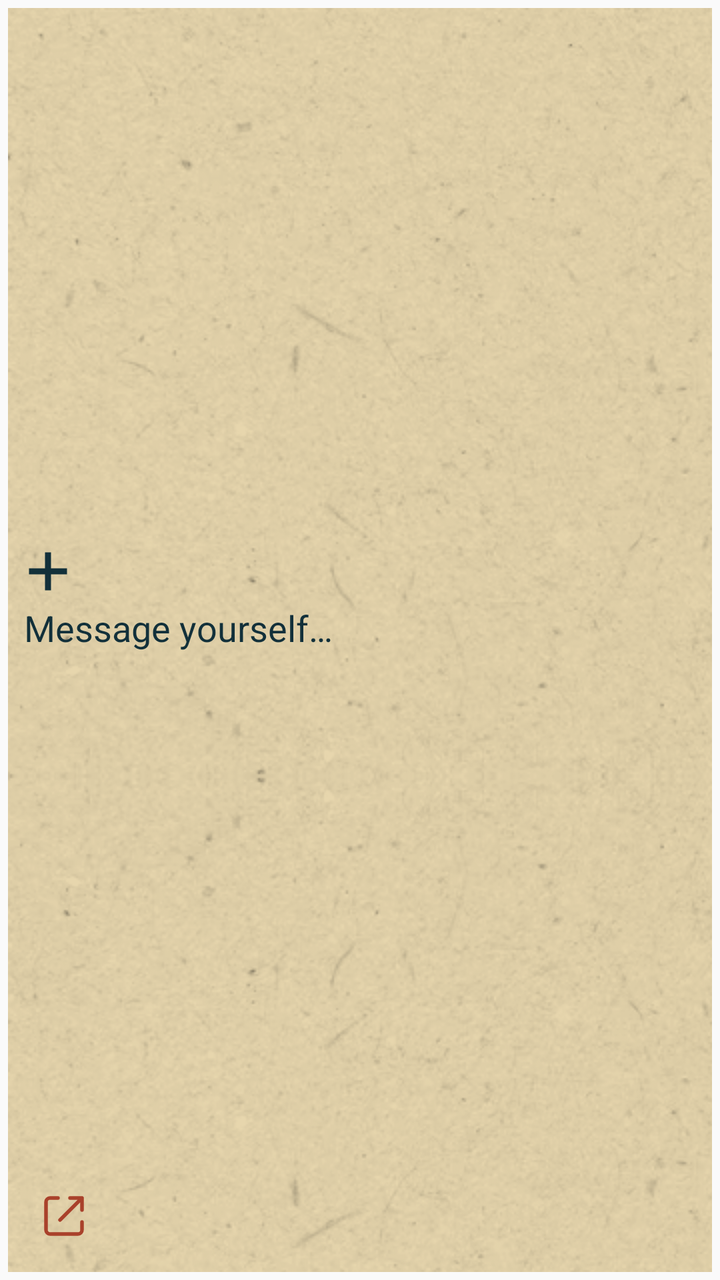
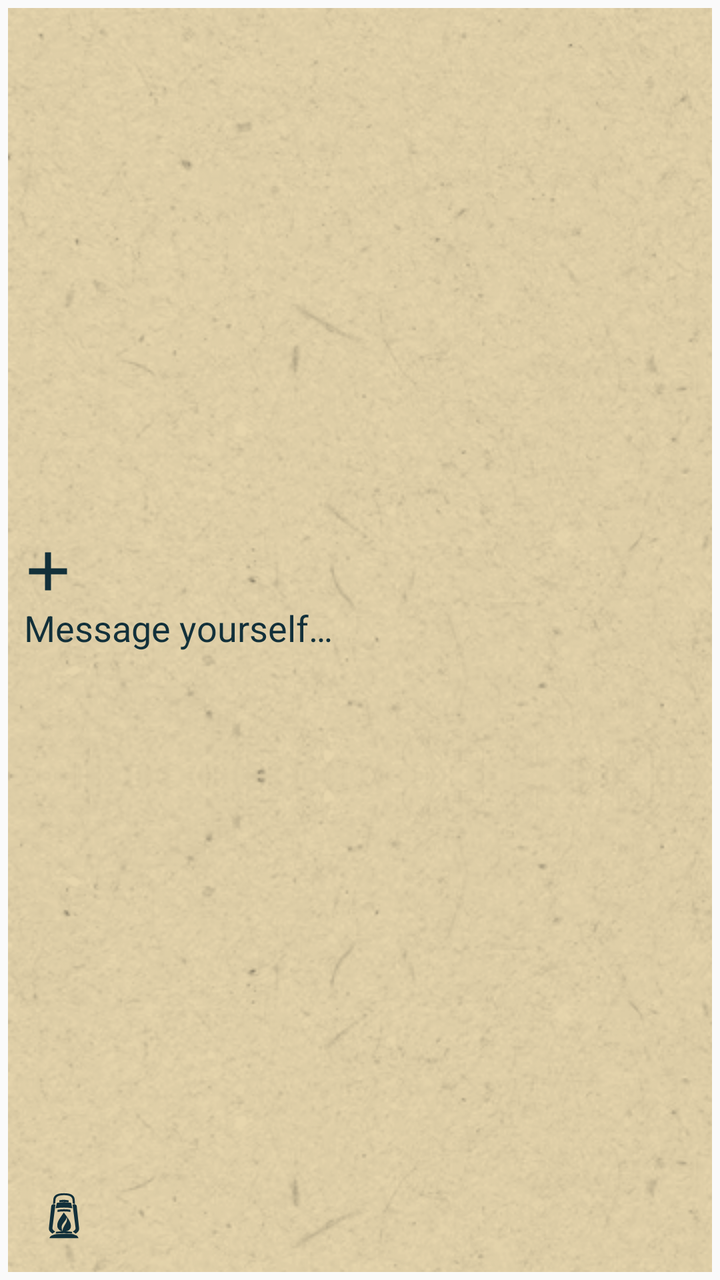

Two renders of the same Android screen: before a commit and after it. Below are the layout's source before the change and the commit's diff.
<!-- AndroidManifest.xml: application theme AppTheme -->
<!-- res/layout/capture_widget_card.xml -->
<?xml version="1.0" encoding="utf-8"?>
<FrameLayout xmlns:android="http://schemas.android.com/apk/res/android" android:layout_width="match_parent" android:layout_height="match_parent" android:padding="4dp">
 <LinearLayout android:id="@+id/widget_surface" android:layout_width="match_parent" android:layout_height="match_parent" android:orientation="vertical" android:background="@drawable/widget_background" android:padding="8dp">
  <LinearLayout android:id="@+id/widget_capture" android:layout_width="match_parent" android:layout_height="0dp" android:layout_weight="1" android:orientation="vertical" android:gravity="center_vertical" android:contentDescription="@string/capture_thought">
   <ImageView android:id="@+id/widget_capture_icon" android:layout_width="24dp" android:layout_height="24dp" android:src="@drawable/paper_plus" android:importantForAccessibility="no" android:contentDescription="@null"/>
   <TextView android:id="@+id/widget_label" android:layout_width="match_parent" android:layout_height="wrap_content" android:layout_marginTop="4dp" android:text="@string/thought_prompt" android:textColor="@color/widget_text" android:textSize="18sp" android:maxLines="2" android:ellipsize="end"/>
   <TextView android:id="@+id/widget_prompt" android:layout_width="0dp" android:layout_height="0dp" android:visibility="gone"/>
  </LinearLayout>
  <LinearLayout android:layout_width="match_parent" android:layout_height="40dp" android:orientation="horizontal" android:gravity="center_vertical">
   <LinearLayout android:id="@+id/widget_picker" android:layout_width="0dp" android:layout_weight="1" android:layout_height="match_parent" android:orientation="horizontal" android:gravity="center_vertical" android:visibility="gone">
    <ImageView android:id="@+id/widget_picker_type" android:layout_width="16dp" android:layout_height="16dp" android:src="@drawable/tag_checklist" android:visibility="gone" android:importantForAccessibility="no" android:contentDescription="@null"/>
    <TextView android:id="@+id/widget_picker_text" android:layout_width="0dp" android:layout_weight="1" android:layout_height="match_parent" android:gravity="center_vertical" android:text="@string/no_tag" android:textColor="@color/widget_text" android:textSize="13sp" android:maxLines="1" android:ellipsize="end"/>
    <ImageView android:id="@+id/widget_picker_arrow" android:layout_width="20dp" android:layout_height="20dp" android:padding="3dp" android:src="@drawable/paper_down" android:importantForAccessibility="no" android:contentDescription="@null"/>
   </LinearLayout>
   <ImageButton android:id="@+id/widget_open_app" android:layout_width="40dp" android:layout_height="40dp" android:padding="10dp" android:background="@android:color/transparent" android:src="@drawable/widget_open_app" android:contentDescription="@string/open_app"/>
  </LinearLayout>
 </LinearLayout>
</FrameLayout>
<!-- resources referenced by this layout -->
<resources>
  <color name="widget_text">#12303A</color>
  <!-- drawable paper_down (drawable) -->
  <vector xmlns:android="http://schemas.android.com/apk/res/android" android:width="22dp" android:height="22dp" android:viewportWidth="96" android:viewportHeight="96">
  <path android:fillColor="@color/widget_text" android:pathData="m11 29 37 37 37-37-10-10-27 27-27-27z"/></vector>
  <!-- drawable paper_plus (drawable) -->
  <vector xmlns:android="http://schemas.android.com/apk/res/android" android:width="22dp" android:height="22dp" android:viewportWidth="96" android:viewportHeight="96">
  <path android:fillColor="@color/widget_text" android:pathData="M42,10h12v76h-12z"/>
  <path android:fillColor="@color/widget_text" android:pathData="M10,42h76v12h-76z"/></vector>
  <!-- drawable widget_background (drawable) -->
  <layer-list xmlns:android="http://schemas.android.com/apk/res/android">
   <item><shape><solid android:color="@color/widget_background"/></shape></item>
   <item><bitmap android:src="@drawable/paper_shading" android:tileMode="repeat"/></item>
  </layer-list>
  <!-- drawable widget_open_app (drawable) -->
  <vector xmlns:android="http://schemas.android.com/apk/res/android" android:width="24dp" android:height="24dp" android:viewportWidth="24" android:viewportHeight="24">
   <path android:fillColor="@android:color/transparent" android:strokeColor="@color/widget_accent" android:strokeWidth="1.8" android:strokeLineCap="round" android:strokeLineJoin="round" android:pathData="M15,3h6v6M10,14L21,3M9,3H5a2,2 0,0 0,-2,2v14a2,2 0,0 0,2,2h14a2,2 0,0 0,2,-2v-4"/>
  </vector>
  <string name="capture_thought">Message yourself</string>
  <string name="no_tag">No tag</string>
  <string name="open_app">Open Museamo</string>
  <string name="thought_prompt">Message yourself…</string>
  <style name="AppTheme" parent="Theme.AppCompat.DayNight.NoActionBar">
          
          <item name="colorPrimary">@color/colorPrimary</item>
          <item name="colorPrimaryDark">@color/colorPrimaryDark</item>
          <item name="colorAccent">@color/colorAccent</item>
      </style>
  <color name="widget_background">#E7D6AD</color>
  <color name="widget_accent">#A9412B</color>
  <!-- unchanged entries left out for length: 2 -->
</resources>

<!-- the commit's change to res/layout/capture_widget_card.xml (unified diff, before → after) -->
@@ -12,7 +12,8 @@
     <TextView android:id="@+id/widget_picker_text" android:layout_width="0dp" android:layout_weight="1" android:layout_height="match_parent" android:gravity="center_vertical" android:text="@string/no_tag" android:textColor="@color/widget_text" android:textSize="13sp" android:maxLines="1" android:ellipsize="end"/>
     <ImageView android:id="@+id/widget_picker_arrow" android:layout_width="20dp" android:layout_height="20dp" android:padding="3dp" android:src="@drawable/paper_down" android:importantForAccessibility="no" android:contentDescription="@null"/>
    </LinearLayout>
-   <ImageButton android:id="@+id/widget_open_app" android:layout_width="40dp" android:layout_height="40dp" android:padding="10dp" android:background="@android:color/transparent" android:src="@drawable/widget_open_app" android:contentDescription="@string/open_app"/>
+   <ImageView android:id="@+id/widget_shared" android:layout_width="16dp" android:layout_height="16dp" android:src="@drawable/tag_shared" android:visibility="gone" android:importantForAccessibility="no" android:contentDescription="@null"/>
+  <ImageButton android:id="@+id/widget_open_app" android:layout_width="40dp" android:layout_height="40dp" android:padding="10dp" android:background="@android:color/transparent" android:src="@drawable/widget_open_app" android:contentDescription="@string/open_app"/>
   </LinearLayout>
  </LinearLayout>
 </FrameLayout>
<!-- resource entries referenced after the edit -->
@@ -8,14 +8,29 @@
   <vector xmlns:android="http://schemas.android.com/apk/res/android" android:width="22dp" android:height="22dp" android:viewportWidth="96" android:viewportHeight="96">
   <path android:fillColor="@color/widget_text" android:pathData="M42,10h12v76h-12z"/>
   <path android:fillColor="@color/widget_text" android:pathData="M10,42h76v12h-76z"/></vector>
+  <!-- drawable tag_shared (drawable) -->
+  <vector xmlns:android="http://schemas.android.com/apk/res/android" android:width="18dp" android:height="18dp" android:viewportWidth="24" android:viewportHeight="24">
+   <path android:fillColor="@color/widget_text" android:pathData="M9,3a4,4 0,1 0,0 8a4,4 0,0 0,0 -8M9,5a2,2 0,1 1,0 4a2,2 0,0 1,0 -4M17,3v2a2,2 0,0 1,0 4v2a4,4 0,0 0,0 -8M2,21v-3a6,6 0,0 1,6 -6h2a6,6 0,0 1,6 6v3h-2v-3a4,4 0,0 0,-4 -4H8a4,4 0,0 0,-4 4v3zM18,12v2a4,4 0,0 1,2 4v3h2v-3a6,6 0,0 0,-4 -6"/>
+  </vector>
   <!-- drawable widget_background (drawable) -->
   <layer-list xmlns:android="http://schemas.android.com/apk/res/android">
    <item><shape><solid android:color="@color/widget_background"/></shape></item>
    <item><bitmap android:src="@drawable/paper_shading" android:tileMode="repeat"/></item>
   </layer-list>
   <!-- drawable widget_open_app (drawable) -->
-  <vector xmlns:android="http://schemas.android.com/apk/res/android" android:width="24dp" android:height="24dp" android:viewportWidth="24" android:viewportHeight="24">
-   <path android:fillColor="@android:color/transparent" android:strokeColor="@color/widget_accent" android:strokeWidth="1.8" android:strokeLineCap="round" android:strokeLineJoin="round" android:pathData="M15,3h6v6M10,14L21,3M9,3H5a2,2 0,0 0,-2,2v14a2,2 0,0 0,2,2h14a2,2 0,0 0,2,-2v-4"/>
+  <?xml version="1.0" encoding="utf-8"?>
+  <vector xmlns:android="http://schemas.android.com/apk/res/android" android:width="24dp" android:height="24dp" android:viewportWidth="464" android:viewportHeight="464">
+    <group android:translateX="72">
+      <path android:fillColor="@color/widget_text" android:pathData="M54 115 57 72C61 26 101 12 160 12S259 26 263 72L266 115 245 111 242 74C239 43 210 31 160 31S81 43 78 74L75 111Z"/>
+      <path android:fillColor="@color/widget_text" android:pathData="M115 98V80Q160 71 205 81V99Q160 93 115 98Z"/>
+      <path android:fillColor="@color/widget_text" android:pathData="M91 105Q160 92 229 105L241 157Q160 144 79 157Z"/>
+      <path android:fillColor="@color/widget_text" android:pathData="M97 172Q160 161 223 172V193Q160 182 97 193Z"/>
+      <path android:fillColor="@color/widget_text" android:pathData="M63 118Q39 119 37 136L14 352Q12 379 48 403L75 382Q47 367 48 350L77 122Z"/>
+      <path android:fillColor="@color/widget_text" android:pathData="M257 118Q281 120 283 137L306 351Q309 380 272 403L245 382Q274 365 272 349L243 122Z"/>
+      <path android:fillColor="@color/widget_text" android:pathData="M84 384Q160 375 236 384L240 402Q160 395 80 402Z"/>
+      <path android:fillColor="@color/widget_text" android:pathData="M55 416Q77 402 160 404Q245 401 266 416Q293 421 300 447H20Q25 422 55 416Z"/>
+      <path android:fillColor="@color/widget_text" android:fillType="evenOdd" android:pathData="M158 198C176 223 215 270 224 307C238 356 204 380 167 382C121 387 91 353 95 317C97 282 121 253 158 198Z M148 382C135 353 133 335 145 313C162 286 187 265 186 239C197 280 179 298 164 324C151 347 144 365 148 382Z"/>
+    </group>
   </vector>
   <string name="capture_thought">Message yourself</string>
   <string name="no_tag">No tag</string>
@@ -28,7 +43,6 @@
           <item name="colorAccent">@color/colorAccent</item>
       </style>
   <color name="widget_background">#E7D6AD</color>
-  <color name="widget_accent">#A9412B</color>
   <!-- unchanged entries left out for length: 2 -->
 </resources>
 
